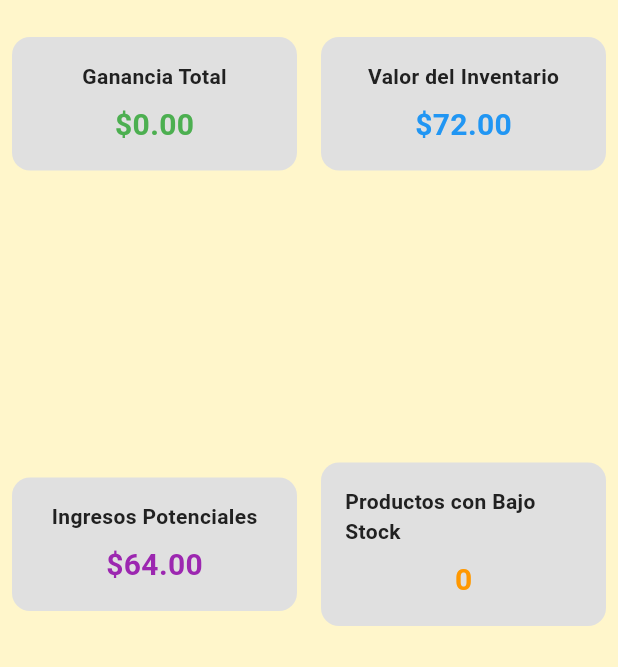
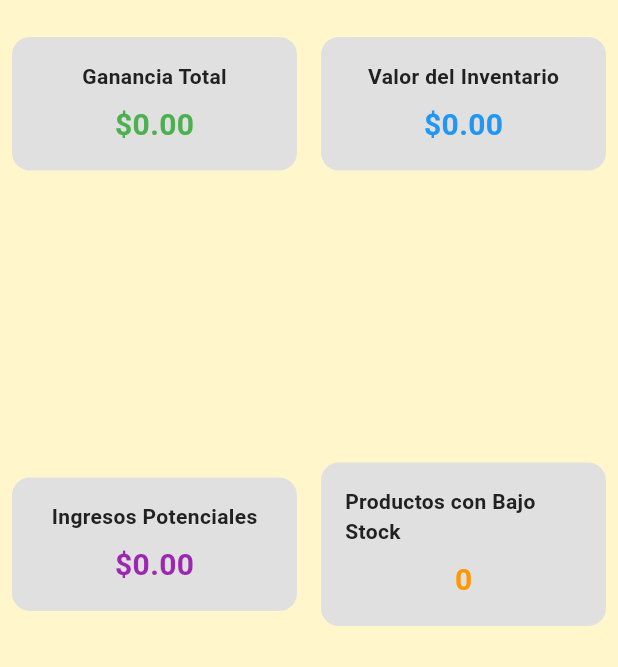
Before and after one commit to SKANL/flutter-store, a Flutter app: the screen it shows after launch, on a phone screen of 412 x 824 dp. Shown: the part 243-910 px from the top of the screen. Run offline on Flutter 3.47's test engine with Material 3 defaults, Android fonts, the phone set to English and light mode, and no system bars; our stand-ins replace barcode_widget, permission_handler; missing offline and left inert: mobile_scanner; network calls fail.

```diff
--- a/lib/components/card_widget.dart
+++ b/lib/components/card_widget.dart
@@ -7,6 +7,7 @@ class CardWidget extends StatelessWidget {
   final Color color;
   final Color textColor;
   final VoidCallback onTap;
+  final bool isLoading;
 
   const CardWidget({
     super.key,
@@ -15,6 +16,7 @@ class CardWidget extends StatelessWidget {
     required this.color,
     required this.textColor,
     required this.onTap,
+    this.isLoading = false,
   });
 
   @override
@@ -41,7 +43,16 @@ class CardWidget extends StatelessWidget {
                 ),
               ),
               const SizedBox(height: 8.0),
-              Text(
+              isLoading
+                ? SizedBox(
+                    height: 20.0,
+                    width: 20.0,
+                    child: CircularProgressIndicator(
+                      strokeWidth: 2.0,
+                      valueColor: AlwaysStoppedAnimation<Color>(textColor),
+                    ),
+                  )
+                : Text(
                     value,
                     style: TextStyle(
                       fontSize: 20.0, // Mantener tamaño para el valor
--- a/lib/components/store_info_cards.dart
+++ b/lib/components/store_info_cards.dart
@@ -1,5 +1,6 @@
 import 'package:flutter/material.dart';
 import '../core/app_color.dart';
+import '../core/inventory_state.dart';
 import 'card_widget.dart';
 
 class StoreInfoCards extends StatelessWidget {
@@ -9,6 +10,8 @@ class StoreInfoCards extends StatelessWidget {
 
   @override
   Widget build(BuildContext context) {
+    return InventoryBuilder(
+      builder: (context, inventory) {
         return Column(
           mainAxisAlignment: MainAxisAlignment.spaceEvenly,
           children: [
@@ -18,7 +21,9 @@ class StoreInfoCards extends StatelessWidget {
               children: [
                 CardWidget(
                   title: 'Ganancia Total',
-              value: '\$0.00',
+                  value: inventory.isLoading && inventory.products.isEmpty
+                    ? 'Cargando...'
+                    : '\$0.00', // TODO: Implementar cálculo de ganancias
                   color: AppColors.backgroundComponent,
                   textColor: Colors.green,
                   onTap: () {
@@ -27,10 +32,13 @@ class StoreInfoCards extends StatelessWidget {
                       onTabChange!(3);
                     }
                   },
+                  isLoading: inventory.isLoading && inventory.products.isEmpty,
                 ),
                 CardWidget(
                   title: 'Valor del Inventario',
-              value: '\$72.00',
+                  value: inventory.isLoading && inventory.products.isEmpty
+                    ? 'Cargando...'
+                    : '\$${inventory.totalInventoryValue.toStringAsFixed(2)}',
                   color: AppColors.backgroundComponent,
                   textColor: Colors.blue,
                   onTap: () {
@@ -39,6 +47,7 @@ class StoreInfoCards extends StatelessWidget {
                       onTabChange!(1);
                     }
                   },
+                  isLoading: inventory.isLoading && inventory.products.isEmpty,
                 ),
               ],
             ),
@@ -48,7 +57,9 @@ class StoreInfoCards extends StatelessWidget {
               children: [
                 CardWidget(
                   title: 'Ingresos Potenciales',
-              value: '\$64.00',
+                  value: inventory.isLoading && inventory.products.isEmpty
+                    ? 'Cargando...'
+                    : '\$${inventory.totalInventoryValue.toStringAsFixed(2)}', // TODO: Calcular ingresos potenciales
                   color: AppColors.backgroundComponent,
                   textColor: Colors.purple,
                   onTap: () {
@@ -57,10 +68,13 @@ class StoreInfoCards extends StatelessWidget {
                       onTabChange!(2);
                     }
                   },
+                  isLoading: inventory.isLoading && inventory.products.isEmpty,
                 ),
                 CardWidget(
                   title: 'Productos con Bajo Stock',
-              value: '0',
+                  value: inventory.isLoading && inventory.products.isEmpty
+                    ? 'Cargando...'
+                    : '${inventory.lowStockProducts.length}',
                   color: AppColors.backgroundComponent,
                   textColor: Colors.orange,
                   onTap: () {
@@ -69,10 +83,13 @@ class StoreInfoCards extends StatelessWidget {
                       onTabChange!(4);
                     }
                   },
+                  isLoading: inventory.isLoading && inventory.products.isEmpty,
                 ),
               ],
             ),
           ],
         );
+      },
+    );
   }
 }
--- a/lib/main.dart
+++ b/lib/main.dart
@@ -45,8 +45,6 @@ class AppInitializer extends StatefulWidget {
 }
 
 class _AppInitializerState extends State<AppInitializer> {
-  bool _isInitializing = true;
-  String? _initError;
 
   @override
   void initState() {
@@ -55,89 +53,39 @@ class _AppInitializerState extends State<AppInitializer> {
   }
 
   Future<void> _initializeApp() async {
+    // Mostrar UI inmediatamente sin bloquear
+    // La carga se hace en background completamente
+
+    // Cargar datos en background sin bloquear el UI
     try {
-      // Usar el método optimizado del InventoryState
-      await widget.inventoryState.initializeData();
+      // Usar microtask para no bloquear el hilo principal
+      await Future.microtask(() async {
+        await widget.inventoryState.initializeData();
+      });
+    } catch (e) {
+      print('❌ [INIT] Error durante la carga en background: $e'); // Debug log
 
       if (mounted) {
-        setState(() {
-          _isInitializing = false;
-        });
-      }
-    } catch (e) {
-      print('❌ [INIT] Error durante la inicialización: $e'); // Debug log
-
-      if (mounted) {
-        setState(() {
-          _initError = 'Error al conectar con el servidor: ${e.toString()}';
-          _isInitializing = false;
-        });
+        // Mostrar snackbar con error pero mantener la UI funcional
+        ScaffoldMessenger.of(context).showSnackBar(
+          SnackBar(
+            content: Text('Error de conexión: ${e.toString()}'),
+            backgroundColor: Colors.red,
+            duration: const Duration(seconds: 5),
+            action: SnackBarAction(
+              label: 'Reintentar',
+              onPressed: _initializeApp,
+            ),
+          ),
+        );
       }
     }
   }
 
   @override
   Widget build(BuildContext context) {
-    if (_isInitializing) {
-      return const Scaffold(
-        body: Center(
-          child: Column(
-            mainAxisAlignment: MainAxisAlignment.center,
-            children: [
-              CircularProgressIndicator(),
-              SizedBox(height: 16),
-              Text(
-                'Cargando datos...',
-                style: TextStyle(fontSize: 16),
-              ),
-            ],
-          ),
-        ),
-      );
-    }
-
-    if (_initError != null) {
-      return Scaffold(
-        body: Center(
-          child: Column(
-            mainAxisAlignment: MainAxisAlignment.center,
-            children: [
-              const Icon(
-                Icons.error_outline,
-                size: 64,
-                color: Colors.red,
-              ),
-              const SizedBox(height: 16),
-              Text(
-                'Error de Conexión',
-                style: Theme.of(context).textTheme.headlineSmall,
-              ),
-              const SizedBox(height: 8),
-              Padding(
-                padding: const EdgeInsets.symmetric(horizontal: 32),
-                child: Text(
-                  _initError!,
-                  textAlign: TextAlign.center,
-                  style: Theme.of(context).textTheme.bodyMedium,
-                ),
-              ),
-              const SizedBox(height: 24),
-              ElevatedButton(
-                onPressed: () {
-                  setState(() {
-                    _isInitializing = true;
-                    _initError = null;
-                  });
-                  _initializeApp();
-                },
-                child: const Text('Reintentar'),
-              ),
-            ],
-          ),
-        ),
-      );
-    }
-
+    // Siempre mostrar StoreDashboardScreen directamente
+    // Los datos se cargan en background sin bloquear UI
     return const StoreDashboardScreen();
   }
 }
```
Also changed, not shown: lib/core/inventory_state.dart (+19 -7 lines). Lines whose indentation alone changed are shown as unchanged.
